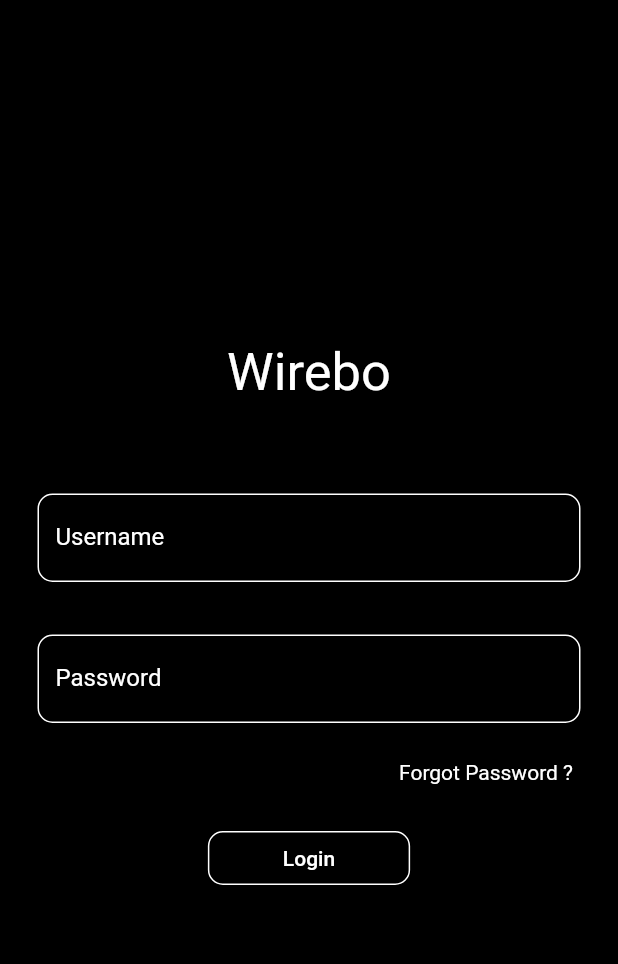
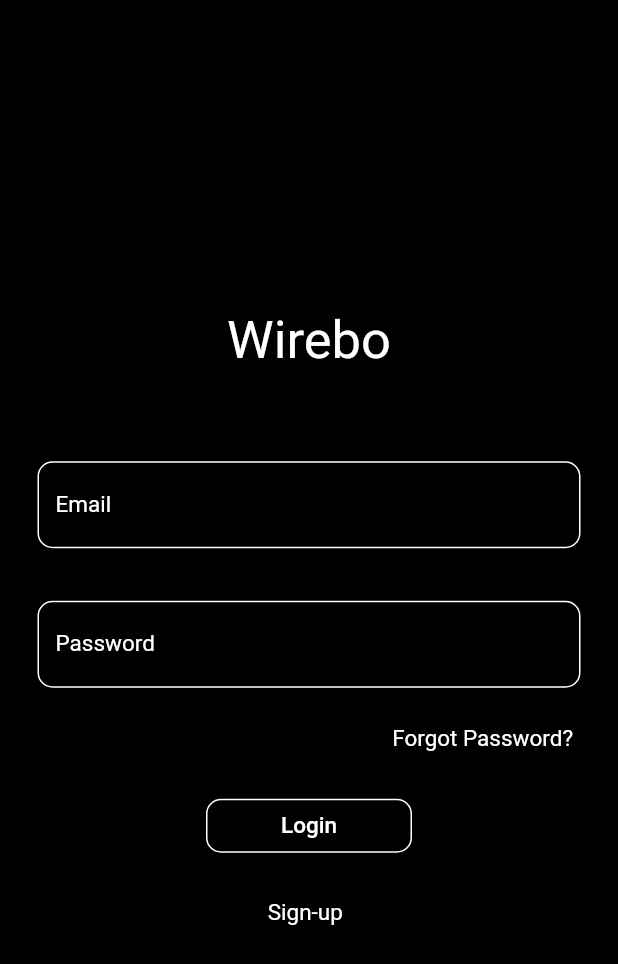
Before and after one commit to mateigraura/wirebo-mobile, a Flutter app: the screen it shows after launch, on a phone screen of 412 x 824 dp. Shown: the top 964 px of the screen. Run offline on Flutter 3.47's test engine with Material 2 defaults, Android fonts, the phone set to English and light mode, and no system bars; our stand-ins replace flutter_secure_storage; missing offline and left inert: flutter_config.

Commit message:
add basic login flow

```diff
--- a/lib/main.dart
+++ b/lib/main.dart
@@ -1,23 +1,32 @@
 import 'package:flutter/material.dart';
+import 'package:flutter_config/flutter_config.dart';
 import 'package:wirebo/screens/home_screen.dart';
 import 'package:wirebo/screens/login_screen.dart';
 
-void main() => runApp(MyApp());
+void main() async {
+  WidgetsFlutterBinding.ensureInitialized();
+  await FlutterConfig.loadEnvVariables();
+
+  runApp(MyApp());
+}
 
 class MyApp extends StatelessWidget {
   @override
   Widget build(BuildContext context) {
     return MaterialApp(
-      title: 'Wirebo',
-      debugShowCheckedModeBanner: false,
-      theme: ThemeData(
-        primaryColor: Colors.black,
-        accentColor: Color(0xFFFEF9EB),
-      ),
-      routes: {
-        '/': (BuildContext context) => LoginScreen(),
-        '/home': (BuildContext context) => HomeScreen()
-      },
+        title: 'Wirebo',
+        debugShowCheckedModeBanner: false,
+        theme: _classTheme(),
+        routes: {
+          '/': (BuildContext context) => LoginScreen(),
+          '/home': (BuildContext context) => HomeScreen()
+        });
+  }
+
+  _classTheme() {
+    return ThemeData(
+      primaryColor: Colors.black,
+      accentColor: Color(0xFFFEF9EB),
     );
   }
 }
--- a/lib/screens/login_screen.dart
+++ b/lib/screens/login_screen.dart
@@ -1,4 +1,9 @@
+import 'package:flutter/cupertino.dart';
 import 'package:flutter/material.dart';
+import 'package:wirebo/utils/constants.dart';
+import 'package:wirebo/extensions/string_extensions.dart';
+import 'package:wirebo/services/auth_service.dart' as auth;
+import 'package:wirebo/storage/keyvalue_store.dart' as keyValueStore;
 
 class LoginScreen extends StatefulWidget {
   @override
@@ -6,6 +11,27 @@ class LoginScreen extends StatefulWidget {
 }
 
 class _LoginScreenState extends State<LoginScreen> {
+  String email, password;
+
+  final fieldText = TextEditingController();
+
+  @override
+  void initState() {
+    super.initState();
+    isLoggedIn();
+  }
+
+  Future isLoggedIn() async {
+    final token = await keyValueStore.read("authToken");
+    if (token.isNotEmpty || token != 'null') {
+      Navigator.pushNamed(context, '/home');
+    }
+  }
+
+  void clearText() {
+    fieldText.clear();
+  }
+
   @override
   Widget build(BuildContext context) {
     return Scaffold(
@@ -29,25 +55,26 @@ class _LoginScreenState extends State<LoginScreen> {
                 Container(
                   padding: EdgeInsets.only(top: 10, bottom: 10),
                   child: TextField(
-                    style: TextStyle(color: Colors.white),
+                    style: TextStyle(color: Colors.white, fontSize: 15),
                     textInputAction: TextInputAction.none,
                     keyboardType: TextInputType.name,
-                    decoration: _inputDecoration("Username"),
+                    decoration: _inputDecoration("Email"),
                     onChanged: (String value) {
-                      setState(() {});
+                      this.email = value;
                     },
+                    controller: fieldText,
                   ),
                 ),
                 _separator(),
                 TextField(
-                  style: TextStyle(color: Colors.white),
+                  style: TextStyle(color: Colors.white, fontSize: 15),
                   obscureText: true,
                   autocorrect: false,
                   enableSuggestions: false,
                   keyboardType: TextInputType.visiblePassword,
                   decoration: _inputDecoration("Password"),
                   onChanged: (String value) {
-                    setState(() {});
+                    this.password = value;
                   },
                 ),
                 GestureDetector(
@@ -56,19 +83,52 @@ class _LoginScreenState extends State<LoginScreen> {
                     alignment: Alignment.centerRight,
                     margin: EdgeInsets.only(top: 25, right: 5),
                     child: Text(
-                      'Forgot Password ?',
-                      style: TextStyle(color: Colors.white),
+                      'Forgot Password?',
+                      style: TextStyle(
+                        color: Colors.white,
+                        fontSize: 15,
+                      ),
                     ),
                   ),
                 ),
                 _separator(),
-                _loginBtn()
+                _loginBtn(),
+                GestureDetector(
+                  onTap: () {},
+                  child: Container(
+                    alignment: Alignment.bottomCenter,
+                    margin: EdgeInsets.only(top: 25, right: 5),
+                    child: Text(
+                      'Sign-up',
+                      style: TextStyle(
+                        color: Colors.white,
+                        fontSize: 15,
+                      ),
+                    ),
+                  ),
+                ),
               ],
             ),
           ),
         ),
       ),
     );
+  }
+
+  _showMaterialDialog(String value) {
+    showDialog(
+        context: context,
+        builder: (_) => new CupertinoAlertDialog(
+              content: new Text(value),
+              actions: <Widget>[
+                FlatButton(
+                  child: Text('Close'),
+                  onPressed: () {
+                    Navigator.of(context).pop();
+                  },
+                )
+              ],
+            ));
   }
 
   _separator() {
@@ -84,9 +144,24 @@ class _LoginScreenState extends State<LoginScreen> {
         shape: new RoundedRectangleBorder(
             borderRadius: BorderRadius.all(Radius.circular(10.0)),
             side: BorderSide(color: Colors.white)),
-        child: Text('Login'),
-        onPressed: () {
-          Navigator.pushNamed(context, '/home');
+        child: Text(
+          'Login',
+          style: TextStyle(
+            color: Colors.white,
+            fontSize: 15,
+          ),
+        ),
+        onPressed: () async {
+          if (!this.email.isValidEmail()) {
+            _showMaterialDialog("Incorrect email");
+          }
+          String result = await auth.login(this.email, this.password);
+
+          if (result != loginSuccessful) {
+            _showMaterialDialog(result);
+          } else {
+            Navigator.pushNamed(context, '/home');
+          }
         });
   }
 
--- /dev/null
+++ b/lib/utils/constants.dart
@@ -0,0 +1,3 @@
+final loginSuccessful = 'Login successful';
+
+final genericErrMessage = 'Something went wrong';
--- a/pubspec.yaml
+++ b/pubspec.yaml
@@ -23,6 +23,10 @@ environment:
 dependencies:
   flutter:
     sdk: flutter
+  flutter_secure_storage: ^3.3.5
+  http: ^0.12.2
+  flutter_config: ^1.0.8
+  loading: ^1.0.2
 
 
   # The following adds the Cupertino Icons font to your application.
```
Also changed, not shown: lib/extensions/string_extensions.dart (added, +8 -0 lines), lib/http/base_http.dart (added, +68 -0 lines), lib/services/auth_service.dart (added, +20 -0 lines), lib/storage/keyvalue_store.dart (added, +15 -0 lines), pubspec.lock, 4 other files.
